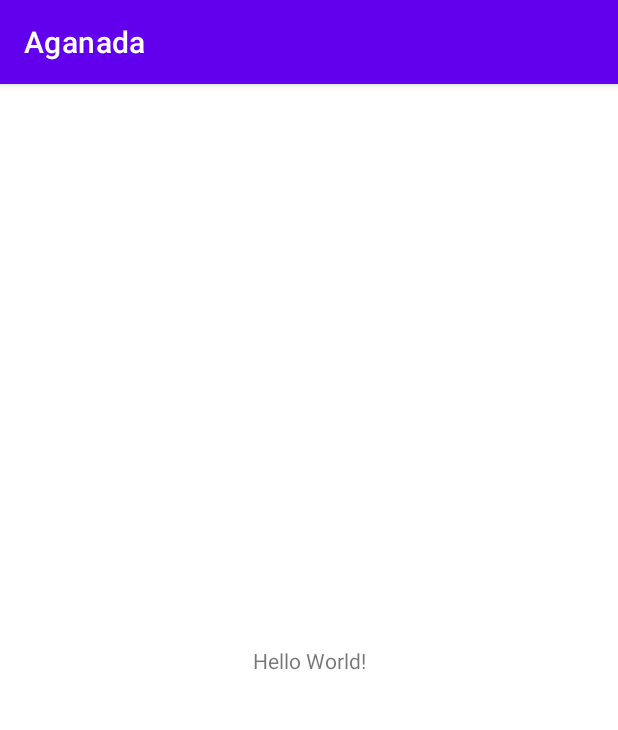
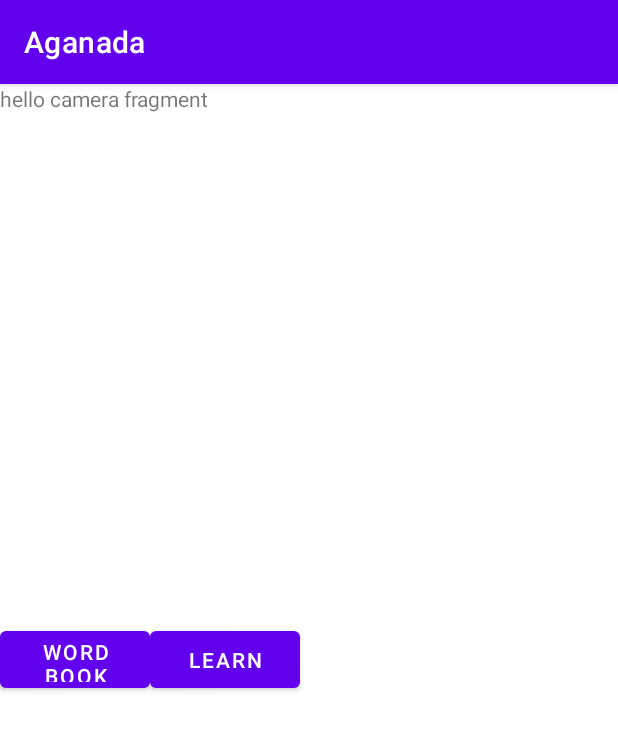
Before and after one commit to snusun/MCA-Team1, an Android app: the screen it shows after launch (MainActivity), on a phone screen of 412 x 824 dp. Shown: the top 730 px of the screen. Run offline under Robolectric (Android 15) with nearby library versions, the light colour scheme and no system bars.

Commit message:
design app architecture

```diff
--- a/app/src/main/java/com/example/aganada/MainActivity.kt
+++ b/app/src/main/java/com/example/aganada/MainActivity.kt
@@ -2,10 +2,17 @@ package com.example.aganada
 
 import androidx.appcompat.app.AppCompatActivity
 import android.os.Bundle
+import androidx.navigation.NavController
+import androidx.navigation.findNavController
 
 class MainActivity : AppCompatActivity() {
+
+    lateinit var navController: NavController
+
     override fun onCreate(savedInstanceState: Bundle?) {
         super.onCreate(savedInstanceState)
         setContentView(R.layout.activity_main)
+
+        navController = findNavController(R.id.nav_host_fragment)
     }
 }
--- /dev/null
+++ b/app/src/main/java/com/example/aganada/camera/CameraFragment.kt
@@ -0,0 +1,39 @@
+package com.example.aganada.camera
+
+import android.os.Bundle
+import android.view.LayoutInflater
+import android.view.View
+import android.view.ViewGroup
+import android.widget.Button
+import androidx.fragment.app.Fragment
+import androidx.navigation.NavController
+import androidx.navigation.Navigation
+import androidx.navigation.findNavController
+import com.example.aganada.R
+import com.example.aganada.databinding.FragmentCameraBinding
+
+class CameraFragment : Fragment() {
+    private var _binding: FragmentCameraBinding? = null
+    private val binding get() = _binding!!
+
+    override fun onCreateView(
+        inflater: LayoutInflater,
+        container: ViewGroup?,
+        savedInstanceState: Bundle?
+    ): View? {
+        _binding = FragmentCameraBinding.inflate(inflater, container, false)
+        val view = binding.root
+
+        binding.learnButton.setOnClickListener {
+            binding.root.findNavController().navigate(
+                R.id.action_cameraFragment_to_learnFragment2)
+        }
+
+        binding.wordbookButton.setOnClickListener {
+            binding.root.findNavController().navigate(
+                R.id.action_cameraFragment_to_wordBookFragment)
+        }
+
+        return view
+    }
+}
--- a/app/src/main/res/layout/activity_main.xml
+++ b/app/src/main/res/layout/activity_main.xml
@@ -6,13 +6,16 @@
     android:layout_height="match_parent"
     tools:context=".MainActivity">
 
-    <TextView
-        android:layout_width="wrap_content"
-        android:layout_height="wrap_content"
-        android:text="Hello World!"
-        app:layout_constraintBottom_toBottomOf="parent"
+    <fragment
+        android:id="@+id/nav_host_fragment"
+        android:name="androidx.navigation.fragment.NavHostFragment"
+        android:layout_width="0dp"
+        android:layout_height="0dp"
         app:layout_constraintLeft_toLeftOf="parent"
         app:layout_constraintRight_toRightOf="parent"
-        app:layout_constraintTop_toTopOf="parent" />
+        app:layout_constraintTop_toTopOf="parent"
+        app:layout_constraintBottom_toBottomOf="parent"
+        app:defaultNavHost="true"
+        app:navGraph="@navigation/nav_graph" />
 
 </androidx.constraintlayout.widget.ConstraintLayout>
--- /dev/null
+++ b/app/src/main/res/layout/fragment_camera.xml
@@ -0,0 +1,34 @@
+<?xml version="1.0" encoding="utf-8"?>
+<FrameLayout xmlns:android="http://schemas.android.com/apk/res/android"
+    xmlns:tools="http://schemas.android.com/tools"
+    android:layout_width="match_parent"
+    android:layout_height="match_parent"
+    tools:context=".camera.CameraFragment">
+
+    <!-- TODO: Update blank fragment layout -->
+    <TextView
+        android:layout_width="match_parent"
+        android:layout_height="match_parent"
+        android:text="hello camera fragment" />
+
+    <LinearLayout
+        android:layout_width="match_parent"
+        android:layout_height="match_parent">
+        <Button
+            android:id="@+id/wordbook_button"
+            android:layout_width="100dp"
+            android:layout_height="50dp"
+            android:layout_gravity="center"
+            android:text="word book" />
+
+        <Button
+            android:id="@+id/learn_button"
+            android:layout_width="100dp"
+            android:layout_height="50dp"
+            android:layout_gravity="center"
+            android:text="learn" />
+    </LinearLayout>
+
+
+
+</FrameLayout>
--- /dev/null
+++ b/app/src/main/res/navigation/nav_graph.xml
@@ -0,0 +1,53 @@
+<?xml version="1.0" encoding="utf-8"?>
+<navigation xmlns:android="http://schemas.android.com/apk/res/android"
+    xmlns:app="http://schemas.android.com/apk/res-auto"
+    xmlns:tools="http://schemas.android.com/tools"
+    android:id="@+id/nav_graph"
+    app:startDestination="@id/cameraFragment">
+
+    <fragment
+        android:id="@+id/cameraFragment"
+        android:name="com.example.aganada.camera.CameraFragment"
+        android:label="fragment_camera"
+        tools:layout="@layout/fragment_camera" >
+        <action
+            android:id="@+id/action_cameraFragment_to_wordBookFragment"
+            app:destination="@id/wordBookFragment" />
+        <action
+            android:id="@+id/action_cameraFragment_to_learnFragment2"
+            app:destination="@id/learnFragment" />
+    </fragment>
+    <fragment
+        android:id="@+id/testFragment"
+        android:name="com.example.aganada.test.TestFragment"
+        android:label="fragment_test"
+        tools:layout="@layout/fragment_test" >
+        <action
+            android:id="@+id/action_testFragment_to_wordBookFragment"
+            app:destination="@id/wordBookFragment" />
+    </fragment>
+    <fragment
+        android:id="@+id/learnFragment"
+        android:name="com.example.aganada.learn.LearnFragment"
+        android:label="fragment_learn"
+        tools:layout="@layout/fragment_learn" >
+        <action
+            android:id="@+id/action_learnFragment_to_wordBookFragment"
+            app:destination="@id/wordBookFragment" />
+        <action
+            android:id="@+id/action_learnFragment_to_cameraFragment2"
+            app:destination="@id/cameraFragment" />
+    </fragment>
+    <fragment
+        android:id="@+id/wordBookFragment"
+        android:name="com.example.aganada.wordbook.WordBookFragment"
+        android:label="fragment_word_book"
+        tools:layout="@layout/fragment_word_book" >
+        <action
+            android:id="@+id/action_wordBookFragment_to_cameraFragment"
+            app:destination="@id/cameraFragment" />
+        <action
+            android:id="@+id/action_wordBookFragment_to_testFragment"
+            app:destination="@id/testFragment" />
+    </fragment>
+</navigation>
--- a/app/src/main/res/values/strings.xml
+++ b/app/src/main/res/values/strings.xml
@@ -1,3 +1,5 @@
 <resources>
     <string name="app_name">Aganada</string>
+    <!-- TODO: Remove or change this placeholder text -->
+    <string name="hello_blank_fragment">Hello blank fragment</string>
 </resources>
```
Also changed, not shown: app/build.gradle (+22 -0 lines), app/src/main/java/com/example/aganada/learn/LearnFragment.kt (added, +40 -0 lines), app/src/main/java/com/example/aganada/test/TestFragment.kt (added, +36 -0 lines), app/src/main/java/com/example/aganada/wordbook/WordBookFragment.kt (added, +41 -0 lines), app/src/main/res/layout/fragment_learn.xml (added, +32 -0 lines), app/src/main/res/layout/fragment_test.xml (added, +21 -0 lines), app/src/main/res/layout/fragment_word_book.xml (added, +32 -0 lines).
